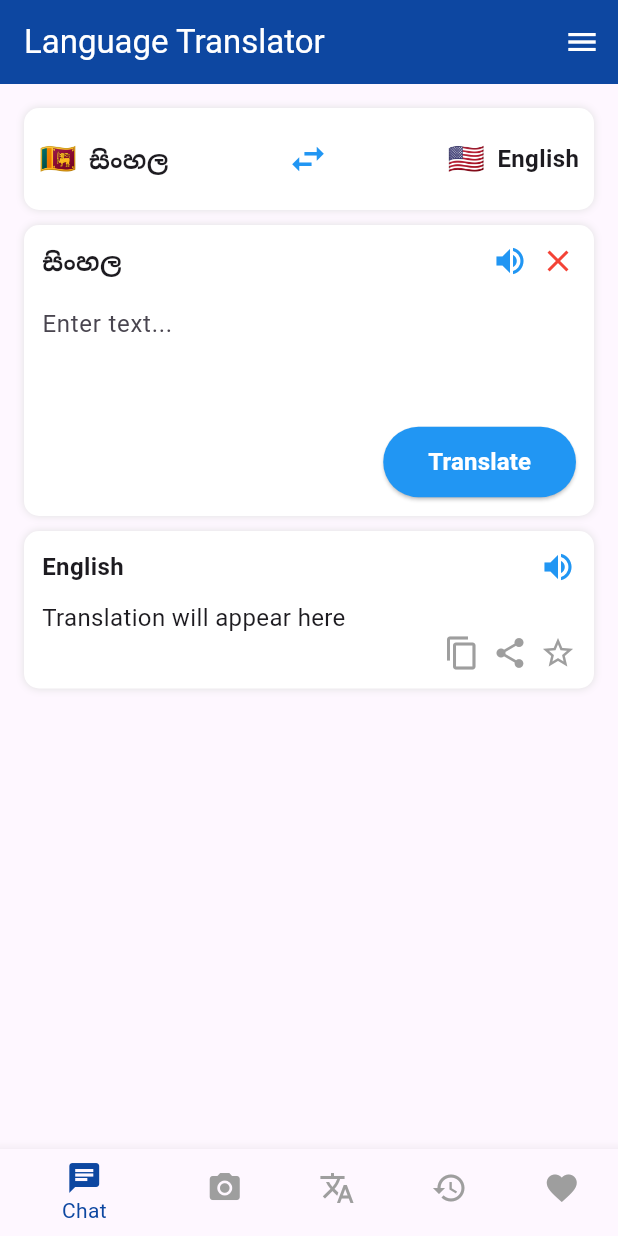
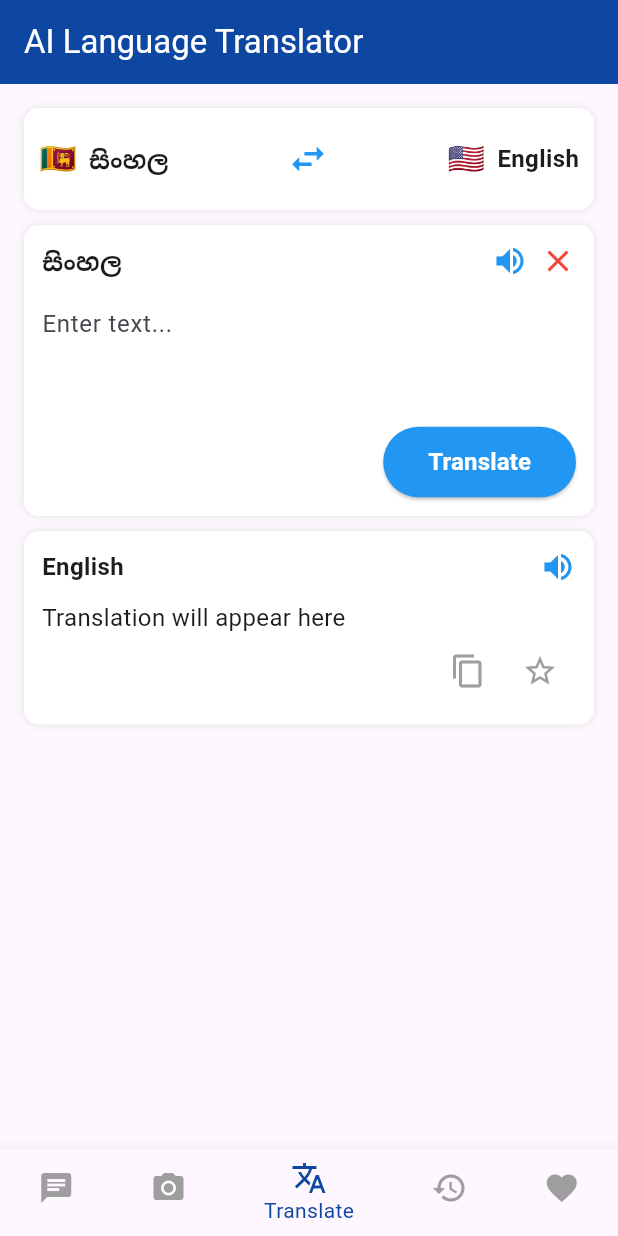
Before and after one commit to Lahiru-LK/FlutterAPP_AI_sinhala_to_english, a Flutter app: the screen it shows after launch, on a phone screen of 412 x 824 dp. Run offline on Flutter 3.47's test engine with Material 3 defaults, Android fonts, the phone set to English and light mode, and no system bars.

Commit message:
update app 2015.02.23 01.39 PM

```diff
--- a/lib/main.dart
+++ b/lib/main.dart
@@ -1,8 +1,8 @@
 import 'package:flutter/material.dart';
-import 'screens/home_screen.dart';
+import 'screens/home_screen.dart'; // ✅ Ensure HomeScreen is imported
 
 void main() {
-  runApp(const MyApp());
+  runApp(const MyApp()); // ✅ This should be defined
 }
 
 class MyApp extends StatelessWidget {
@@ -14,7 +14,7 @@ class MyApp extends StatelessWidget {
       debugShowCheckedModeBanner: false,
       title: 'Sinhala to English Translator',
       theme: ThemeData(primarySwatch: Colors.blue),
-      home: const HomeScreen(),
+      home: const HomeScreen(), // ✅ Ensure `HomeScreen` exists
     );
   }
 }
--- a/lib/screens/home_screen.dart
+++ b/lib/screens/home_screen.dart
@@ -1,5 +1,6 @@
 import 'package:flutter/material.dart';
-import '../services/chat_gpt_service.dart';
+import 'package:flutter/services.dart';
+import '../services/gemini_translation_service.dart'; // ✅ Correct import
 
 class HomeScreen extends StatefulWidget {
   const HomeScreen({super.key});
@@ -10,8 +11,12 @@ class HomeScreen extends StatefulWidget {
 
 class HomeScreenState extends State<HomeScreen> {
   final TextEditingController _controller = TextEditingController();
+  final GeminiTranslationService _translationService = GeminiTranslationService();
+
   String _translatedText = "";
   bool _isLoading = false;
+  bool _isFavorite = false; // Favorite button toggle
+  int _selectedIndex = 2; // Default selected tab is 'Translate'
 
   // Default Language Setup
   String _sourceLanguage = "සිංහල";
@@ -32,20 +37,76 @@ class HomeScreenState extends State<HomeScreen> {
     });
   }
 
-  // Function to handle translation using ChatGPT API
+  // Function to translate text
   void _translateText() async {
     if (_controller.text.isEmpty) return;
 
     setState(() => _isLoading = true);
 
-    String translatedText = await GoogleTranslateService.translateText(_controller.text, "en");
+    String translation = await _translationService.translateText(_controller.text);
 
     setState(() {
-      _translatedText = translatedText;
+      _translatedText = translation;
       _isLoading = false;
     });
   }
 
+  // Function to copy translation
+  void _copyText() {
+    Clipboard.setData(ClipboardData(text: _translatedText));
+    ScaffoldMessenger.of(context).showSnackBar(
+      const SnackBar(content: Text("Copied to clipboard!")),
+    );
+  }
+
+  // Function to mark translation as favorite
+  void _toggleFavorite() {
+    setState(() {
+      _isFavorite = !_isFavorite;
+    });
+  }
+
+  // Function to clear text fields
+  void _clearText() {
+    setState(() {
+      _controller.clear();
+      _translatedText = "";
+    });
+  }
+
+  // Handle bottom navigation bar taps
+  void _onItemTapped(int index) {
+    setState(() {
+      _selectedIndex = index;
+    });
+
+    // Handle navigation based on index
+    switch (index) {
+      case 0:
+        ScaffoldMessenger.of(context).showSnackBar(
+          const SnackBar(content: Text("Chat feature coming soon!")),
+        );
+        break;
+      case 1:
+        ScaffoldMessenger.of(context).showSnackBar(
+          const SnackBar(content: Text("Camera feature coming soon!")),
+        );
+        break;
+      case 2:
+      // Stay on the translate screen
+        break;
+      case 3:
+        ScaffoldMessenger.of(context).showSnackBar(
+          const SnackBar(content: Text("Translation history coming soon!")),
+        );
+        break;
+      case 4:
+        ScaffoldMessenger.of(context).showSnackBar(
+          const SnackBar(content: Text("Favorites feature coming soon!")),
+        );
+        break;
+    }
+  }
 
   @override
   Widget build(BuildContext context) {
@@ -53,41 +114,32 @@ class HomeScreenState extends State<HomeScreen> {
       appBar: AppBar(
         backgroundColor: Colors.blue.shade900,
         title: const Text(
-          'Language Translator',
+          'AI Language Translator',
           style: TextStyle(color: Colors.white),
         ),
-        actions: [
-          IconButton(
-            icon: const Icon(Icons.menu, color: Colors.white),
-            onPressed: () {}, // TODO: Implement menu drawer
-          )
-        ],
       ),
-      body: SingleChildScrollView(  // 🛠️ Fix Overflow Issue
+      body: SingleChildScrollView(
         child: Padding(
           padding: const EdgeInsets.all(16.0),
           child: Column(
-            crossAxisAlignment: CrossAxisAlignment.start,
             children: [
-              // Language Selection Row
+              // 🔹 Language Swap Section
               Container(
                 padding: const EdgeInsets.all(10),
                 decoration: BoxDecoration(
                   color: Colors.white,
                   borderRadius: BorderRadius.circular(10),
-                  boxShadow: [
-                    BoxShadow(color: Colors.grey.shade300, blurRadius: 4),
-                  ],
+                  boxShadow: [BoxShadow(color: Colors.grey.shade300, blurRadius: 4)],
                 ),
                 child: Row(
                   mainAxisAlignment: MainAxisAlignment.spaceBetween,
                   children: [
-                    _languageSelector("🇱🇰", "සිංහල"),
+                    _languageSelector(_sourceFlag, _sourceLanguage),
                     IconButton(
                       icon: const Icon(Icons.swap_horiz, size: 28, color: Colors.blue),
                       onPressed: _swapLanguages,
                     ),
-                    _languageSelector("🇺🇸", "English"),
+                    _languageSelector(_targetFlag, _targetLanguage),
                   ],
                 ),
               ),
@@ -95,62 +147,68 @@ class HomeScreenState extends State<HomeScreen> {
 
               // Input Text Box
               _translationBox(
-                title: "සිංහල",
+                title: _sourceLanguage,
                 text: _controller.text,
                 isInput: true,
                 onTranslate: _translateText,
                 controller: _controller,
+                onClear: _clearText,
               ),
               const SizedBox(height: 10),
 
-              // Output Translation Box
+              // Output Translation Box with Copy & Favorite
               _translationBox(
-                title: "English",
-                text: _translatedText.isEmpty
-                    ? "Translation will appear here"
-                    : _translatedText,
+                title: _targetLanguage,
+                text: _translatedText.isEmpty ? "Translation will appear here" : _translatedText,
                 isInput: false,
+                onCopy: _copyText,
+                onFavorite: _toggleFavorite,
+                isFavorite: _isFavorite,
               ),
             ],
           ),
         ),
       ),
+
+      // 🔹 Bottom Navigation Bar
       bottomNavigationBar: BottomNavigationBar(
+        currentIndex: _selectedIndex,
         selectedItemColor: Colors.blue.shade900,
         unselectedItemColor: Colors.grey,
+        onTap: _onItemTapped,
         items: const [
           BottomNavigationBarItem(icon: Icon(Icons.chat), label: "Chat"),
           BottomNavigationBarItem(icon: Icon(Icons.camera_alt), label: "Camera"),
           BottomNavigationBarItem(icon: Icon(Icons.translate), label: "Translate"),
           BottomNavigationBarItem(icon: Icon(Icons.history), label: "History"),
-          BottomNavigationBarItem(icon: Icon(Icons.favorite), label: "Favourite"),
+          BottomNavigationBarItem(icon: Icon(Icons.favorite), label: "Favorite"),
         ],
       ),
     );
   }
 
-
-  // Language Selector Widget
+  // **Language Selector Widget**
   Widget _languageSelector(String flag, String language) {
     return Row(
       children: [
         Text(flag, style: const TextStyle(fontSize: 20)),
         const SizedBox(width: 8),
-        Text(
-          language,
-          style: const TextStyle(fontSize: 16, fontWeight: FontWeight.bold),
-        ),
+        Text(language, style: const TextStyle(fontSize: 16, fontWeight: FontWeight.bold)),
       ],
     );
   }
 
-  // Translation Box Widget
+  // **Translation Box Widget**
   Widget _translationBox({
     required String title,
     required String text,
     required bool isInput,
     TextEditingController? controller,
     VoidCallback? onTranslate,
+    VoidCallback? onCopy,
+    VoidCallback? onFavorite,
+    VoidCallback? onClear,
+    bool isFavorite = false,
   }) {
     return Container(
       padding: const EdgeInsets.all(12),
@@ -164,14 +222,17 @@ class HomeScreenState extends State<HomeScreen> {
         children: [
           Row(
             children: [
-              Text(
-                title,
-                style: const TextStyle(fontSize: 16, fontWeight: FontWeight.bold),
-              ),
+              Text(title, style: const TextStyle(fontSize: 16, fontWeight: FontWeight.bold)),
               const Spacer(),
               const Icon(Icons.volume_up, color: Colors.blue),
-              if (isInput) const SizedBox(width: 8),
-              if (isInput) const Icon(Icons.close, color: Colors.red),
+              if (isInput && onClear != null)
+                GestureDetector(
+                  onTap: onClear,
+                  child: const Padding(
+                    padding: EdgeInsets.only(left: 8),
+                    child: Icon(Icons.close, color: Colors.red),
+                  ),
+                ),
             ],
           ),
           const SizedBox(height: 10),
@@ -184,10 +245,7 @@ class HomeScreenState extends State<HomeScreen> {
             ),
             maxLines: 3,
           )
-              : Text(
-            text,
-            style: const TextStyle(fontSize: 16),
-          ),
+              : Text(text, style: const TextStyle(fontSize: 16)),
           if (isInput)
             Align(
               alignment: Alignment.bottomRight,
@@ -195,37 +253,21 @@ class HomeScreenState extends State<HomeScreen> {
                 onPressed: onTranslate,
                 style: ElevatedButton.styleFrom(
                   backgroundColor: Colors.blue,
-                  foregroundColor: Colors.white, // White text color
-                  shape: RoundedRectangleBorder(
-                    borderRadius: BorderRadius.circular(30),
-                  ),
+                  foregroundColor: Colors.white,
+                  shape: RoundedRectangleBorder(borderRadius: BorderRadius.circular(30)),
                   padding: const EdgeInsets.symmetric(horizontal: 30, vertical: 12),
                 ),
                 child: _isLoading
-                    ? const SizedBox(
-                  width: 20,
-                  height: 20,
-                  child: CircularProgressIndicator(color: Colors.white, strokeWidth: 2),
-                )
-                    : const Text(
-                  "Translate",
-                  style: TextStyle(
-                    fontSize: 16,
-                    fontWeight: FontWeight.bold,
-                    color: Colors.white, // Ensures text color is white
-                  ),
-                ),
+                    ? const SizedBox(width: 20, height: 20, child: CircularProgressIndicator(color: Colors.white, strokeWidth: 2))
+                    : const Text("Translate", style: TextStyle(fontSize: 16, fontWeight: FontWeight.bold)),
               ),
             )
           else
             Row(
               mainAxisAlignment: MainAxisAlignment.end,
-              children: const [
-                Icon(Icons.copy, color: Colors.grey),
-                SizedBox(width: 8),
-                Icon(Icons.share, color: Colors.grey),
-                SizedBox(width: 8),
-                Icon(Icons.star_border, color: Colors.grey),
+              children: [
+                if (onCopy != null) IconButton(icon: const Icon(Icons.copy, color: Colors.grey), onPressed: onCopy),
+                if (onFavorite != null) IconButton(icon: Icon(isFavorite ? Icons.star : Icons.star_border, color: isFavorite ? Colors.yellow : Colors.grey), onPressed: onFavorite),
               ],
             ),
         ],
--- /dev/null
+++ b/lib/services/gemini_translation_service.dart
@@ -0,0 +1,35 @@
+import 'dart:convert';
+import 'package:http/http.dart' as http;
+
+class GeminiTranslationService {
+  static const String _apiKey = "AIzaSyDytxnq3LGzzinjfOm26KBPkQFo8SdBAz0";  // 🔒 Replace with your actual API key
+  static const String _baseUrl =
+      "https://generativelanguage.googleapis.com/v1beta/models/gemini-1.5-flash:generateContent";
+
+  Future<String> translateText(String text) async {
+    final response = await http.post(
+      Uri.parse("$_baseUrl?key=$_apiKey"),
+      headers: {"Content-Type": "application/json"},
+      body: jsonEncode({
+        "contents": [
+          {
+            "parts": [
+              {"text": "Translate the following Sinhala text to English: $text"}
+            ]
+          }
+        ]
+      }),
+    );
+
+    if (response.statusCode == 200) {
+      final jsonResponse = jsonDecode(response.body);
+      try {
+        return jsonResponse["candidates"][0]["content"]["parts"][0]["text"];
+      } catch (e) {
+        return "Translation failed. Unexpected response format.";
+      }
+    } else {
+      return "Translation failed: ${response.body}";
+    }
+  }
+}
--- a/lib/utils/api_key.dart
+++ b/lib/utils/api_key.dart
@@ -1 +1 @@
-const String googleTranslateApiKey = "";
+const String deepSeekApiKey = "AIzaSyDytxnq3LGzzinjfOm26KBPkQFo8SdBAz0";
```
Also changed, not shown: lib/services/chat_gpt_service.dart (deleted, +0 -26 lines).
